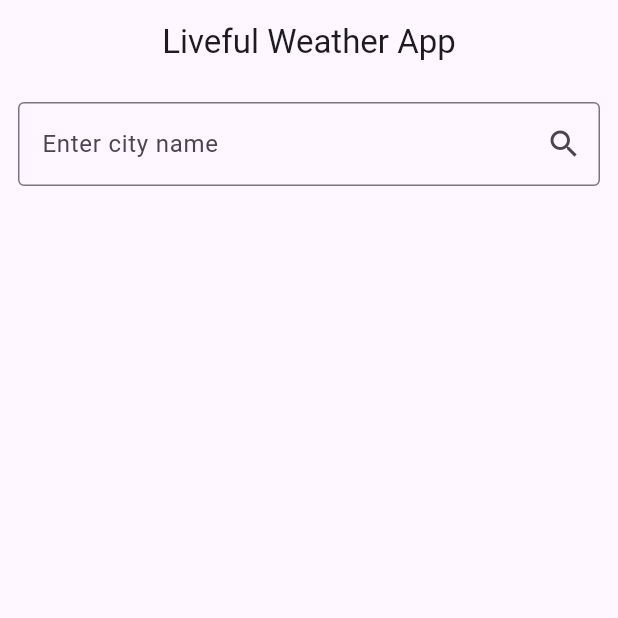
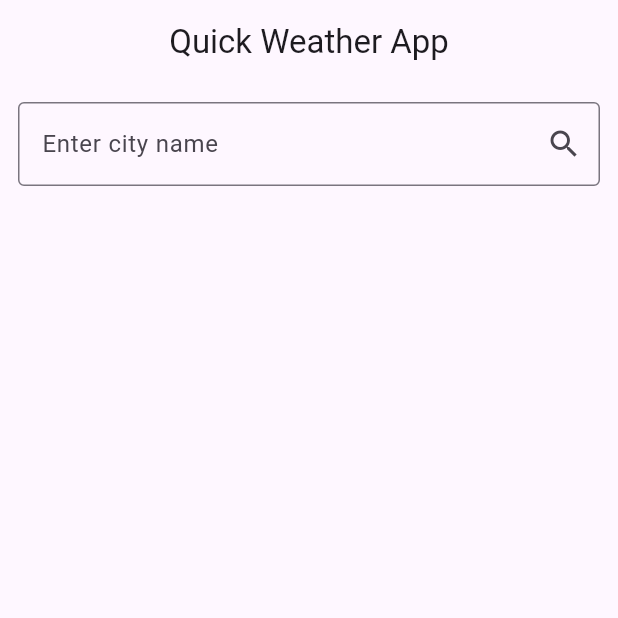
Before and after one commit to habiburrahmantalha/liveful-weather, a Flutter app: the screen it shows after launch, on a phone screen of 412 x 824 dp, the top half of it. Run offline on Flutter 3.47's test engine with Material 3 defaults, Android fonts, the phone set to English and light mode, and no system bars; our stand-ins replace dio, equatable, flutter_bloc, flutter_dotenv.

Commit message:
update app name

```diff
--- a/weather/lib/screens/home/presentation/screen_home.dart
+++ b/weather/lib/screens/home/presentation/screen_home.dart
@@ -42,7 +42,7 @@ class _ScreenHomeState extends State<ScreenHome> {
       child: Scaffold(
         appBar: AppBar(
           centerTitle: true,
-          title: const Text('Liveful Weather App'),
+          title: const Text('Quick Weather App'),
         ),
         body: SingleChildScrollView(
           // Using SingleChildScrollView to enable scrolling if the content overflows
--- a/weather/lib/screens/splash/screen_splash.dart
+++ b/weather/lib/screens/splash/screen_splash.dart
@@ -37,7 +37,7 @@ class _ScreenSplashState extends State<ScreenSplash> {
             Image.asset("assets/app_icon.png", height: 128,),
             const SizedBox(height: 20),
             const Text(
-              'Liveful Weather App',
+              'Quick Weather App',
               style: TextStyle(fontSize: 24, fontWeight: FontWeight.bold, color: Colors.blue),
             ),
             const SizedBox(height: 16,),
```
Also changed, not shown: 1 other file.
